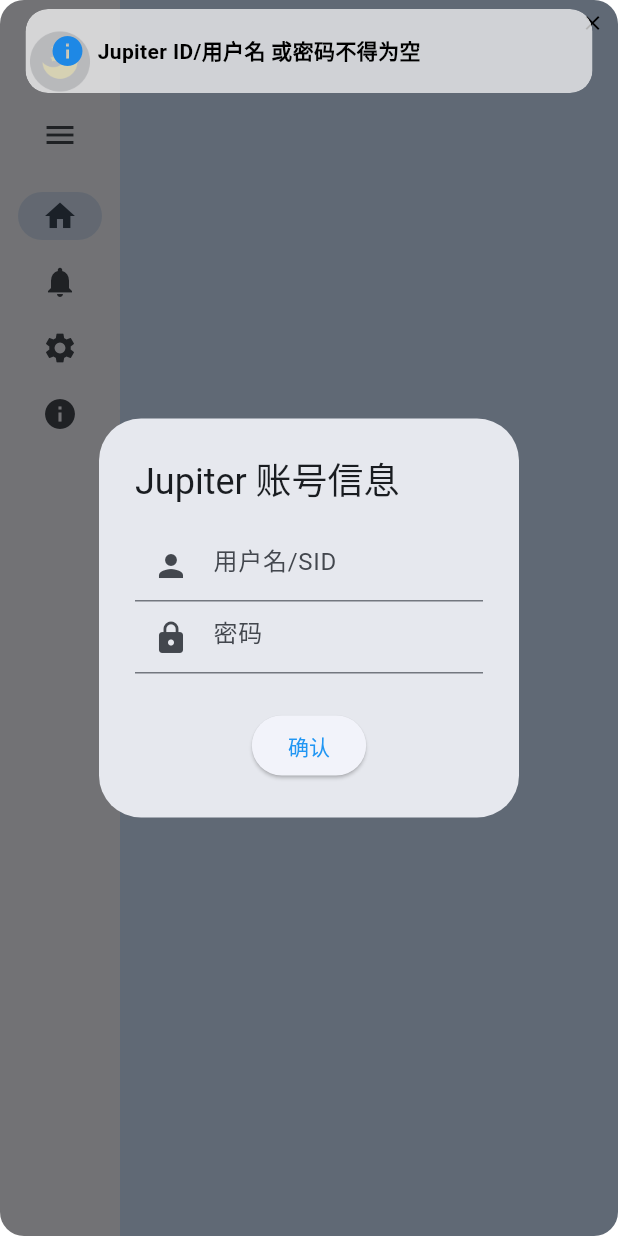
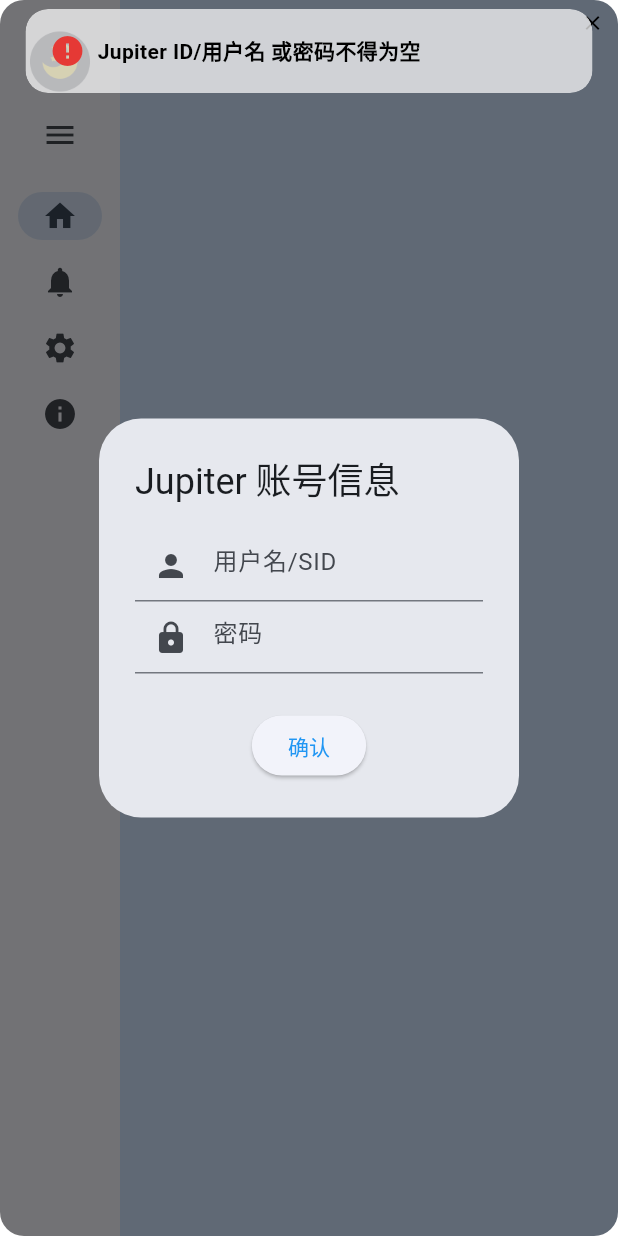
Before and after one commit to KiriRainCat/scannmay_toolkit, a Flutter app: the screen it shows after launch, after a tap on "确认", on a phone screen of 412 x 824 dp. Run offline on Flutter 3.47's test engine with Material 2 defaults, Android fonts, the phone set to English and light mode, and no system bars; our stand-ins replace dio, get, isar, package_info_plus; missing offline and left inert: dart:ffi, hotkey_manager, local_notifier, puppeteer, system_tray, win32 and 3 more; accounts and stored records are empty; generated files the repository leaves out were written again; Roboto replaces fonts that are missing (SourceHanSansSC); statements that could not run were skipped.

Commit message:
🐞 fix: 改个提示框显示时长，多处调用的提示类型修正

```diff
--- a/lib/functions/assignment_notifier/bg_worker.dart
+++ b/lib/functions/assignment_notifier/bg_worker.dart
@@ -229,7 +229,7 @@
         await Future.delayed(Constants.universalDelay);
       }
     } catch (e) {
-      UI.showNotification("Chromium 自动化浏览器出现上下文异常，将进行额外两次重试: $e");
+      UI.showNotification("Chromium 自动化浏览器出现上下文异常，将进行额外两次重试: $e", type: NotificationType.error);
       browser.close();
       checkForNewAssignment();
       return;
--- a/lib/functions/setting_manager.dart
+++ b/lib/functions/setting_manager.dart
@@ -63,7 +63,7 @@
 
   static Future<String> jupiterAccount(String name, String password) async {
     if (name.isEmpty || password.isEmpty) {
-      UI.showNotification("Jupiter ID/用户名 或密码不得为空");
+      UI.showNotification("Jupiter ID/用户名 或密码不得为空", type: NotificationType.error);
       return "";
     }
 
--- a/lib/functions/utils/ui.dart
+++ b/lib/functions/utils/ui.dart
@@ -25,6 +25,7 @@
       backgroundColor: Colors.white70,
       margin: const EdgeInsets.only(top: 6),
       padding: const EdgeInsets.fromLTRB(16, 10, 16, 16),
+      duration: const Duration(milliseconds: 1800),
       animationDuration: const Duration(milliseconds: 500),
       maxWidth: 70 + message.length * 14,
       titleText: const SizedBox(height: 0),
```
